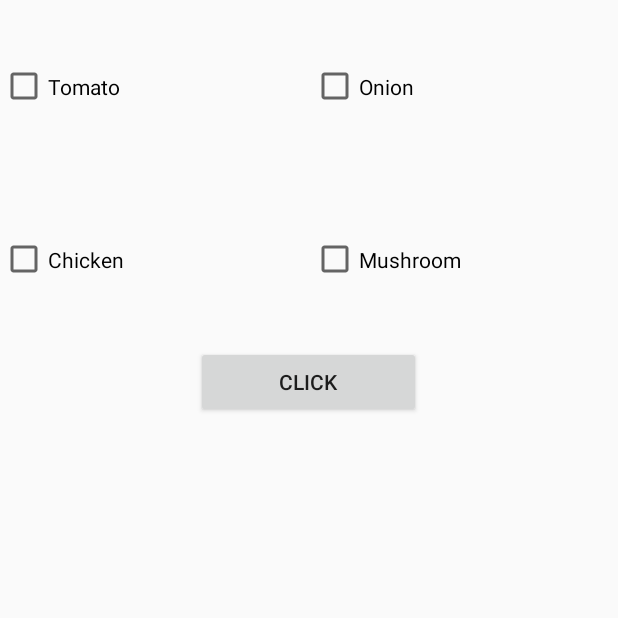
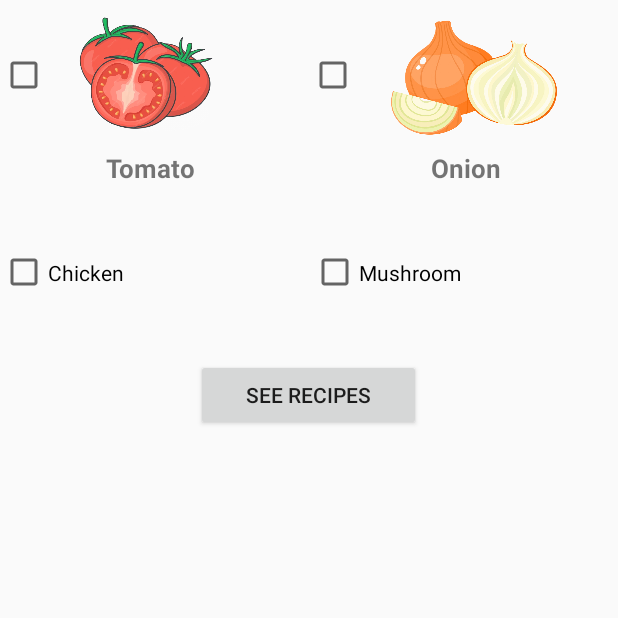
Before and after one commit to hritiksauw199/Trest, an Android app built with Jetpack Compose: the screen it shows after launch (MainActivity), on a phone screen of 412 x 824 dp, the top half of it. Run offline under Robolectric (Android 15) with nearby library versions, the phone set to English and light mode, and no system bars.

Commit message:
adding images and new checkboxes

```diff
--- a/app/src/main/res/layout/activity_main.xml
+++ b/app/src/main/res/layout/activity_main.xml
@@ -9,20 +9,92 @@
         android:layout_height="wrap_content"
         android:orientation="horizontal">
 
-        <CheckBox
-            android:id="@+id/checkBox1"
-            android:layout_width="207dp"
-            android:layout_height="115dp"
-            android:text="Tomato" />
+        <LinearLayout
+            android:layout_width="0dp"
+            android:layout_height="100dp"
+            android:layout_weight="3"
+            android:orientation="horizontal"
+            android:gravity="center_vertical">
 
-        <CheckBox
-            android:id="@+id/checkBox2"
-            android:layout_width="206dp"
-            android:layout_height="115dp"
-            android:baselineAligned="false"
-            android:text="Onion" />
+            <CheckBox
+                android:id="@+id/checkBox1"
+                android:layout_width="wrap_content"
+                android:layout_height="wrap_content"
+                android:layout_marginRight="15dp"/>
+
+            <ImageView
+                android:id="@+id/imageView1"
+                android:layout_width="100dp"
+                android:layout_height="2000dp"
+                android:src="@drawable/tomato"
+                android:scaleType="fitCenter"
+                android:adjustViewBounds="true"
+                android:scaleX="1.2"
+                android:scaleY="1.1"/>
+
+
+        </LinearLayout>
+
+        <LinearLayout
+            android:layout_width="0dp"
+            android:layout_height="100dp"
+            android:layout_weight="3"
+            android:orientation="horizontal"
+            android:gravity="center_vertical">
+
+            <CheckBox
+                android:id="@+id/checkBox2"
+                android:layout_width="wrap_content"
+                android:layout_height="wrap_content"
+                android:layout_marginRight="15dp"/>
+
+            <ImageView
+                android:id="@+id/imageView2"
+                android:layout_width="100dp"
+                android:layout_height="200dp"
+                android:src="@drawable/onion1"
+                android:scaleType="fitCenter"
+                android:adjustViewBounds="true"
+                android:layout_marginTop="-10dp"
+                android:layout_marginLeft="10dp"
+                android:scaleX="1.3"
+                android:scaleY="1.2"/>
+
+
+        </LinearLayout>
 
     </LinearLayout>
+
+    <LinearLayout
+        android:layout_width="match_parent"
+        android:layout_height="wrap_content"
+        android:orientation="horizontal">
+
+        <TextView
+            android:id="@+id/textView1"
+            android:layout_width="165dp"
+            android:layout_height="wrap_content"
+            android:paddingLeft="35dp"
+            android:paddingTop="-100dp"
+            android:text="Tomato"
+            android:textAlignment="center"
+            android:textSize="17sp"
+            android:textStyle="bold" />
+
+        <TextView
+            android:id="@+id/textView2"
+            android:layout_width="246dp"
+            android:layout_height="wrap_content"
+            android:paddingLeft="45dp"
+            android:paddingTop="-100dp"
+            android:text="Onion"
+            android:textAlignment="center"
+            android:textSize="17sp"
+            android:textStyle="bold" />
+
+    </LinearLayout>>
+
+
 
     <LinearLayout
         android:layout_width="match_parent"
@@ -48,7 +120,7 @@
         android:id="@+id/button"
         android:layout_width="150dp"
         android:layout_height="wrap_content"
-        android:text="Click"
-        android:layout_gravity="center"/>
+        android:layout_gravity="center"
+        android:text="See Recipes" />
 
 </LinearLayout>
```
Also changed, not shown: app/src/main/res/drawable/butter1.png (added), app/src/main/res/drawable/chicken1.png (added), app/src/main/res/drawable/chilli1.png (added), app/src/main/res/drawable/flour1.png (added), app/src/main/res/drawable/mushroom1.png (added), app/src/main/res/drawable/onion1.png (added), app/src/main/res/drawable/tomato.png (added).
